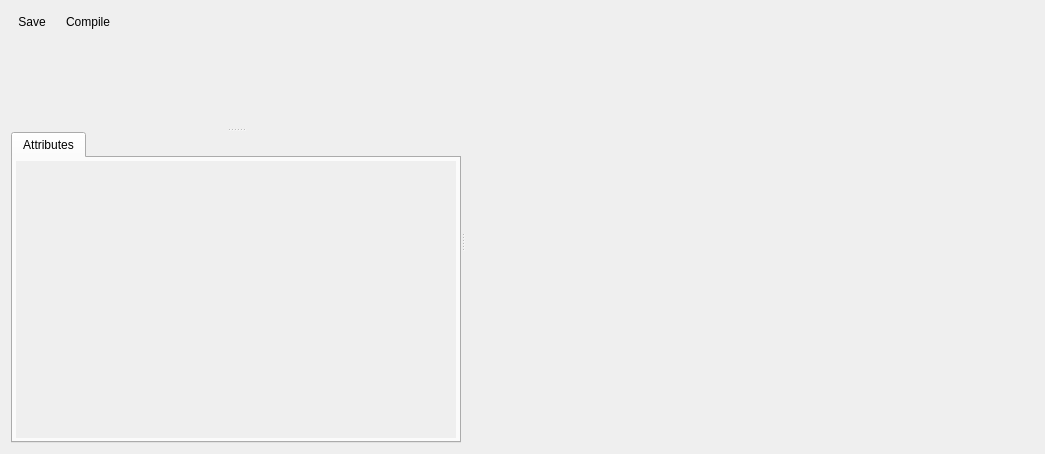
Qt form Tools/ValkyrieEditor/ShaderGraph/ShaderGraphView.ui (marcellfischbach/CobaltSKY) before a commit.
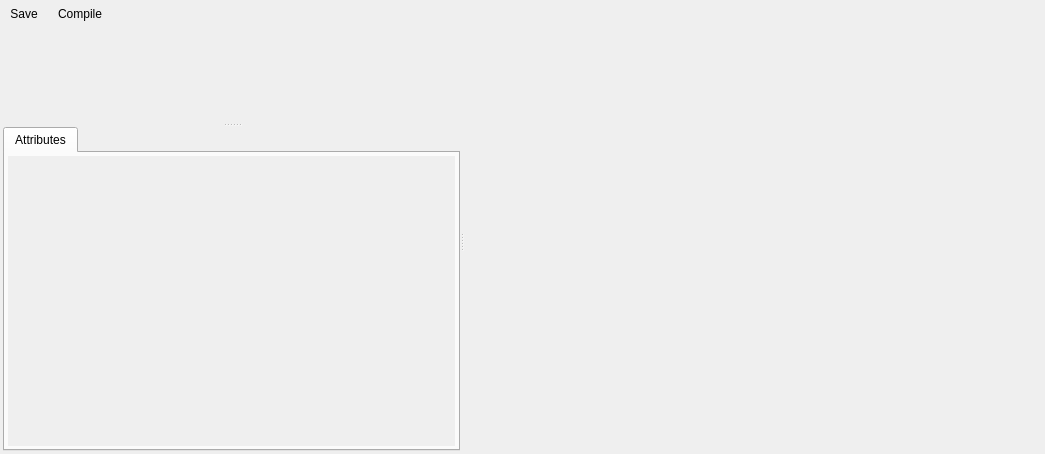
The same form after that commit. Icons and pictures are not drawn.

Diff of the .ui file:
```diff
--- a/Tools/ValkyrieEditor/ShaderGraph/ShaderGraphView.ui
+++ b/Tools/ValkyrieEditor/ShaderGraph/ShaderGraphView.ui
@@ -14,6 +14,18 @@
    <string>Form</string>
   </property>
   <layout class="QGridLayout" name="gridLayout">
+   <property name="leftMargin">
+    <number>3</number>
+   </property>
+   <property name="topMargin">
+    <number>3</number>
+   </property>
+   <property name="rightMargin">
+    <number>3</number>
+   </property>
+   <property name="bottomMargin">
+    <number>3</number>
+   </property>
    <item row="0" column="0">
     <layout class="QHBoxLayout" name="horizontalLayout">
      <property name="sizeConstraint">
@@ -30,8 +42,8 @@
        </property>
        <property name="iconSize">
         <size>
-         <width>48</width>
-         <height>48</height>
+         <width>24</width>
+         <height>24</height>
         </size>
        </property>
        <property name="toolButtonStyle">
@@ -53,8 +65,8 @@
        </property>
        <property name="iconSize">
         <size>
-         <width>48</width>
-         <height>48</height>
+         <width>24</width>
+         <height>24</height>
         </size>
        </property>
        <property name="toolButtonStyle">
@@ -134,6 +146,9 @@
          <verstretch>0</verstretch>
         </sizepolicy>
        </property>
+       <property name="autoFillBackground">
+        <bool>true</bool>
+       </property>
        <property name="currentIndex">
         <number>0</number>
        </property>
@@ -176,12 +191,12 @@
              <rect>
               <x>0</x>
               <y>0</y>
-              <width>445</width>
-              <height>240</height>
+              <width>451</width>
+              <height>268</height>
              </rect>
             </property>
             <property name="autoFillBackground">
-             <bool>true</bool>
+             <bool>false</bool>
             </property>
            </widget>
           </widget>
```
Left out of the diff: 4 changed lines with no effect on the pictures.
